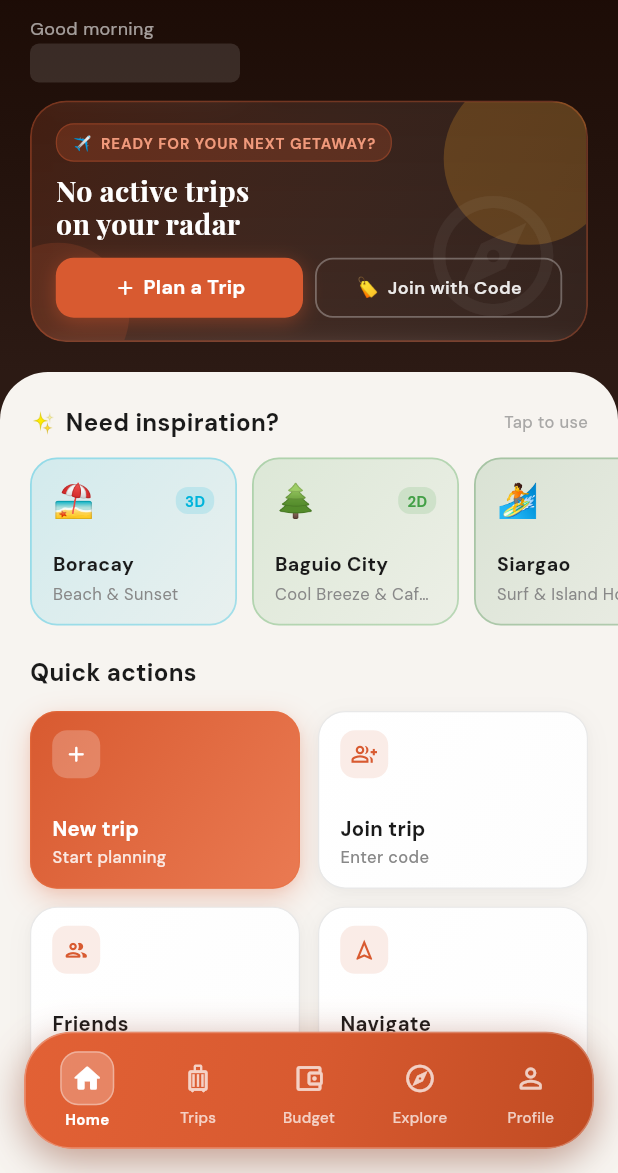
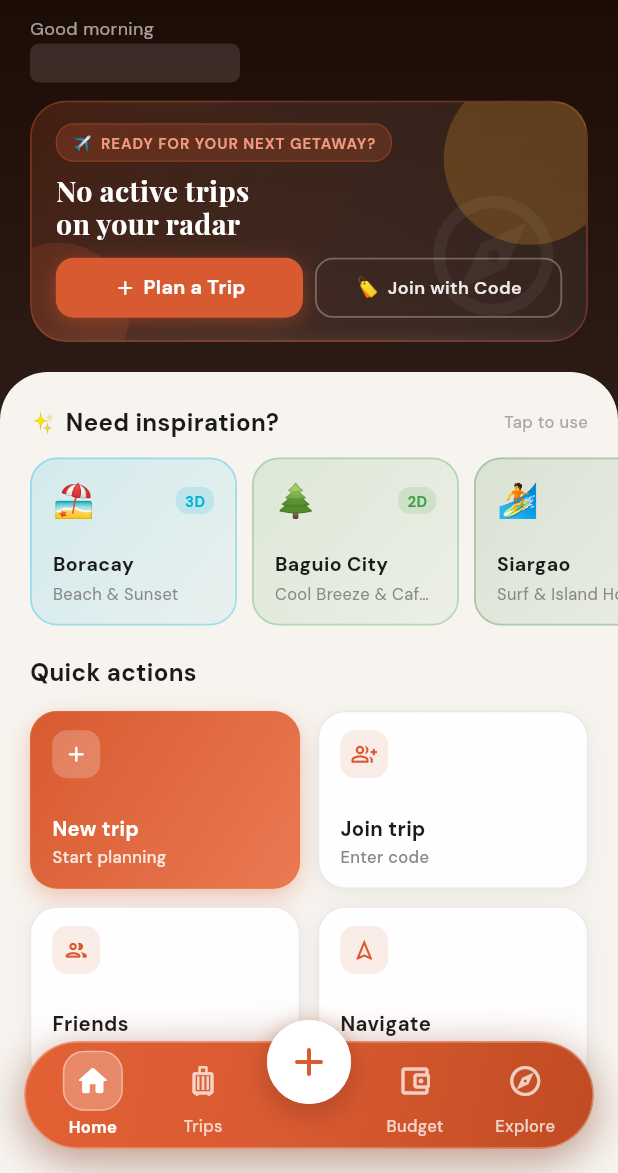
Before and after one commit to msmontalbo15/tara-travel-Android, a Flutter app: the HomeScreen screen opened by its route, on a phone screen of 412 x 824 dp, the part 63-1236 px from its top. Run offline on Flutter 3.47's test engine with Material 3 defaults, Android fonts, the light colour scheme and no system bars; our stand-ins replace cached_network_image, connectivity_plus, dio, firebase_auth, firebase_core, firebase_crashlytics and 17 more; missing offline and left inert: add_2_calendar, encrypt, flutter_foreground_task, mobile_scanner, pointycastle; accounts and stored records are empty; network calls fail.

Commit message:
Floating nav

```diff
--- a/lib/core/widgets/navigation/floating_nav_bar.dart
+++ b/lib/core/widgets/navigation/floating_nav_bar.dart
@@ -17,38 +17,47 @@ class FloatingNavBar extends StatelessWidget {
   @override
   Widget build(BuildContext context) {
     final viewPadding = MediaQuery.of(context).viewPadding;
-    // In edge-to-edge mode viewPadding.bottom gives the system gesture bar height.
-    // We add a small extra gap so the pill floats above it.
     final sysNavHeight = viewPadding.bottom;
     final bottomMargin = sysNavHeight > 0 ? sysNavHeight + 6.0 : 16.0;
 
+    const double barHeight = 72.0;
+    const double centerButtonSize = 56.0;
+
     return Container(
       margin: EdgeInsets.fromLTRB(16, 0, 16, bottomMargin),
+      child: Stack(
+        clipBehavior: Clip.none,
+        alignment: Alignment.center,
+        children: [
+          // 1. Navigation Bar Base with Glow & Ambient Shadow
+          Container(
+            height: barHeight,
             decoration: BoxDecoration(
-        borderRadius: BorderRadius.circular(32),
+              borderRadius: BorderRadius.circular(36),
               boxShadow: [
-          // Ambient depth shadow
+                // Deep ambient shadow
                 BoxShadow(
-            color: Colors.black.withValues(alpha: 0.22),
-            blurRadius: 22,
+                  color: Colors.black.withValues(alpha: 0.24),
+                  blurRadius: 24,
                   spreadRadius: 0,
                   offset: const Offset(0, 8),
                 ),
-          // Brand coral glow
+                // Brand glow
                 BoxShadow(
                   color: AppColors.primary.withValues(alpha: 0.35),
-            blurRadius: 24,
+                  blurRadius: 26,
                   spreadRadius: -2,
                   offset: const Offset(0, 6),
                 ),
               ],
             ),
             child: ClipRRect(
-        borderRadius: BorderRadius.circular(32),
+              borderRadius: BorderRadius.circular(36),
               child: BackdropFilter(
                 filter: ImageFilter.blur(sigmaX: 20, sigmaY: 20),
                 child: Container(
-            padding: const EdgeInsets.symmetric(horizontal: 4, vertical: 8),
+                  height: barHeight,
+                  padding: const EdgeInsets.symmetric(horizontal: 8),
                   decoration: BoxDecoration(
                     gradient: const LinearGradient(
                       colors: [
@@ -59,15 +68,15 @@ class FloatingNavBar extends StatelessWidget {
                       begin: Alignment.topLeft,
                       end: Alignment.bottomRight,
                     ),
-              borderRadius: BorderRadius.circular(32),
+                    borderRadius: BorderRadius.circular(36),
                     border: Border.all(
-                color: Colors.white.withValues(alpha: 0.28),
+                      color: Colors.white.withValues(alpha: 0.32),
                       width: 1.2,
                     ),
                   ),
                   child: Row(
-              mainAxisAlignment: MainAxisAlignment.spaceAround,
                     children: [
+                      // Home (0)
                       _navItem(
                         context: context,
                         index: 0,
@@ -75,6 +84,7 @@ class FloatingNavBar extends StatelessWidget {
                         activeIcon: Icons.home_rounded,
                         label: 'Home',
                       ),
+                      // Trips (1)
                       _navItem(
                         context: context,
                         index: 1,
@@ -82,6 +92,9 @@ class FloatingNavBar extends StatelessWidget {
                         activeIcon: Icons.luggage_rounded,
                         label: 'Trips',
                       ),
+                      // Spacer reserve for the elevated center plus button
+                      const SizedBox(width: centerButtonSize + 12),
+                      // Budget (2)
                       _navItem(
                         context: context,
                         index: 2,
@@ -89,6 +102,7 @@ class FloatingNavBar extends StatelessWidget {
                         activeIcon: Icons.account_balance_wallet_rounded,
                         label: 'Budget',
                       ),
+                      // Explore (3)
                       _navItem(
                         context: context,
                         index: 3,
@@ -96,17 +110,56 @@ class FloatingNavBar extends StatelessWidget {
                         activeIcon: Icons.explore_rounded,
                         label: 'Explore',
                       ),
-                _navItem(
-                  context: context,
-                  index: 4,
-                  inactiveIcon: Icons.person_outline_rounded,
-                  activeIcon: Icons.person_rounded,
-                  label: 'Profile',
-                ),
                     ],
                   ),
                 ),
               ),
+            ),
+          ),
+
+          // 2. Elevated Centered Circular Plus Button
+          Positioned(
+            top: -14,
+            child: GestureDetector(
+              onTap: () {
+                HapticFeedback.mediumImpact().catchError((_) {});
+                Navigator.pushNamed(context, '/create-trip');
+              },
+              behavior: HitTestBehavior.opaque,
+              child: Container(
+                width: centerButtonSize,
+                height: centerButtonSize,
+                decoration: BoxDecoration(
+                  shape: BoxShape.circle,
+                  color: Colors.white,
+                  border: Border.all(
+                    color: Colors.white.withValues(alpha: 0.9),
+                    width: 3.0,
+                  ),
+                  boxShadow: [
+                    BoxShadow(
+                      color: Colors.black.withValues(alpha: 0.22),
+                      blurRadius: 14,
+                      offset: const Offset(0, 6),
+                    ),
+                    BoxShadow(
+                      color: AppColors.primary.withValues(alpha: 0.38),
+                      blurRadius: 12,
+                      offset: const Offset(0, 3),
+                    ),
+                  ],
+                ),
+                child: const Center(
+                  child: Icon(
+                    Icons.add_rounded,
+                    size: 32,
+                    color: AppColors.primary,
+                  ),
+                ),
+              ),
+            ),
+          ),
+        ],
       ),
     );
   }
@@ -140,39 +193,40 @@ class FloatingNavBar extends StatelessWidget {
           padding: const EdgeInsets.symmetric(horizontal: 2, vertical: 4),
           child: Column(
             mainAxisSize: MainAxisSize.min,
+            mainAxisAlignment: MainAxisAlignment.center,
             children: [
               AnimatedContainer(
                 duration: const Duration(milliseconds: 200),
-                padding: const EdgeInsets.all(6),
+                padding: const EdgeInsets.all(7),
                 decoration: BoxDecoration(
                   color: active
-                      ? Colors.white.withValues(alpha: 0.24)
+                      ? Colors.white.withValues(alpha: 0.26)
                       : Colors.transparent,
-                  borderRadius: BorderRadius.circular(12),
+                  borderRadius: BorderRadius.circular(14),
                   border: active
                       ? Border.all(
-                          color: Colors.white.withValues(alpha: 0.35),
+                          color: Colors.white.withValues(alpha: 0.38),
                           width: 1.0,
                         )
                       : null,
                 ),
                 child: Icon(
                   active ? activeIcon : inactiveIcon,
-                  size: 22,
+                  size: 24,
                   color: active
                       ? Colors.white
                       : Colors.white.withValues(alpha: 0.72),
                 ),
               ),
-              const SizedBox(height: 2),
+              const SizedBox(height: 3),
               Text(
                 label,
                 style: TextStyle(
-                  fontSize: 10,
+                  fontSize: 11,
                   fontWeight: active ? FontWeight.w800 : FontWeight.w500,
                   color: active
                       ? Colors.white
-                      : Colors.white.withValues(alpha: 0.72),
+                      : Colors.white.withValues(alpha: 0.75),
                   letterSpacing: 0.2,
                 ),
                 maxLines: 1,
```
Also changed, not shown: 1 other file. Lines whose indentation alone changed are shown as unchanged.
